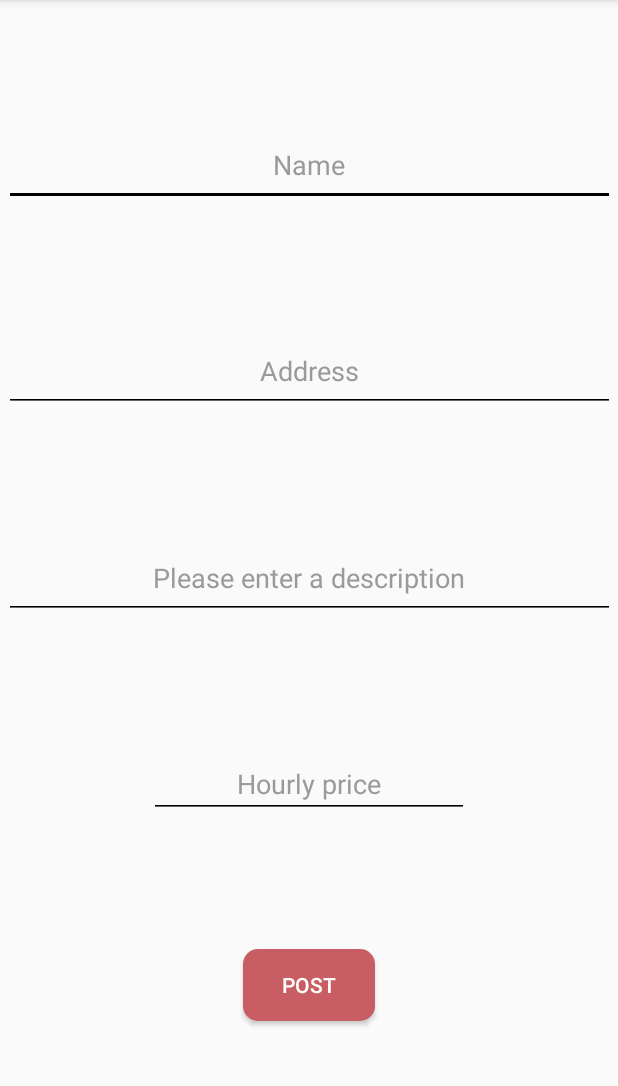
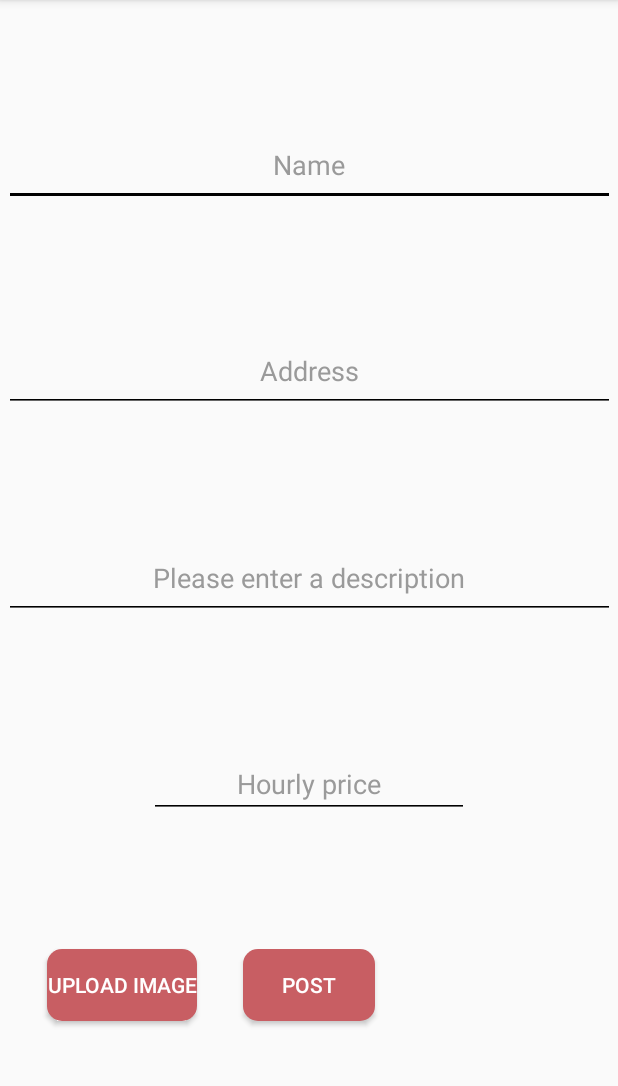
Before and after one commit to KorbieSevilla/CSE_118, an Android app: the UserPostActivity screen opened directly, with no data from a screen before it, on a phone screen of 412 x 824 dp, the part 84-1170 px from its top. Run offline under Robolectric (Android 15) with nearby library versions, the phone set to English and light mode, and no system bars; our stand-ins replace Firebase (no records; nobody signed in at launch, a user with empty details on screens opened directly).

Commit message:
Added image upload feature to UserPostActivity

```diff
--- a/RentADriveMobile2/app/build.gradle
+++ b/RentADriveMobile2/app/build.gradle
@@ -29,6 +29,7 @@ dependencies {
     implementation 'androidx.navigation:navigation-fragment:2.0.0'
     implementation 'androidx.navigation:navigation-ui:2.0.0'
     implementation 'androidx.lifecycle:lifecycle-extensions:2.0.0'
+    implementation 'com.google.firebase:firebase-storage:16.0.4'
     testImplementation 'junit:junit:4.12'
     implementation 'com.google.firebase:firebase-analytics:17.2.0'
     androidTestImplementation 'androidx.test.ext:junit:1.1.1'
--- a/RentADriveMobile2/app/src/main/AndroidManifest.xml
+++ b/RentADriveMobile2/app/src/main/AndroidManifest.xml
@@ -9,6 +9,7 @@
     <uses-permission android:name="android.permission.ACCESS_FINE_LOCATION" />
     <uses-permission android:name="android.permission.ACCESS_COARSE_LOCATION" />
     <uses-permission android:name="android.permission.INTERNET" />
+    <uses-permission android:name="android.permission.READ_EXTERNAL_STORAGE" />
 
     <application
         android:allowBackup="true"
--- a/RentADriveMobile2/app/src/main/res/layout/activity_user_post.xml
+++ b/RentADriveMobile2/app/src/main/res/layout/activity_user_post.xml
@@ -86,5 +86,22 @@
         app:layout_constraintBottom_toBottomOf="parent"
         app:layout_constraintEnd_toEndOf="parent"
         app:layout_constraintStart_toStartOf="parent"
-        app:layout_constraintTop_toBottomOf="@id/price" />
+        app:layout_constraintTop_toBottomOf="@id/price"
+        />
+
+    <Button
+        android:id="@+id/uploadImage"
+        android:layout_width="wrap_content"
+        android:layout_height="wrap_content"
+        android:text="Upload Image"
+        android:background="@drawable/round_button"
+        android:backgroundTint="?attr/buttonColor"
+        android:textColor="#ffffff"
+        app:layout_constraintBottom_toBottomOf="parent"
+        app:layout_constraintLeft_toLeftOf="parent"
+        app:layout_constraintRight_toLeftOf="@id/post"
+        app:layout_constraintTop_toBottomOf="@id/price"
+        android:onClick="chooseAndUploadImage" />
+
+
 </androidx.constraintlayout.widget.ConstraintLayout>
```
Also changed, not shown: RentADriveMobile2/app/src/main/java/com/zybooks/rentadrivemobile2/UserPostActivity.java (+74 -2 lines).
